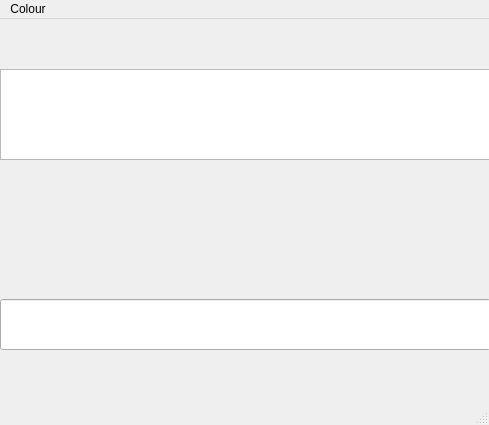
Qt form CalculatorGui/calculatormainwindow.ui (Woliance/Calculator) before a commit.
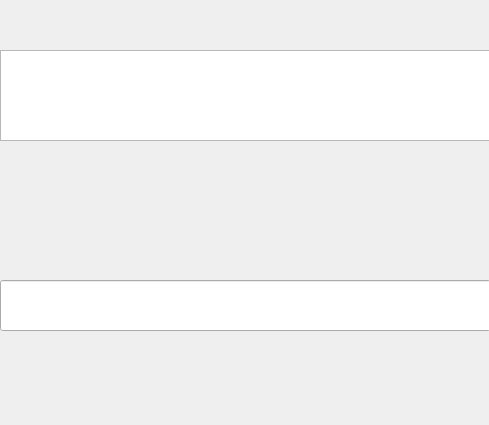
The same form after that commit.

```diff
--- a/CalculatorGui/calculatormainwindow.ui
+++ b/CalculatorGui/calculatormainwindow.ui
@@ -11,7 +11,19 @@
    </rect>
   </property>
   <property name="windowTitle">
-   <string>CalculatorMainWindow</string>
+   <string>Calculator</string>
+  </property>
+  <property name="windowOpacity">
+   <double>0.000000000000000</double>
+  </property>
+  <property name="documentMode">
+   <bool>false</bool>
+  </property>
+  <property name="dockNestingEnabled">
+   <bool>false</bool>
+  </property>
+  <property name="unifiedTitleAndToolBarOnMac">
+   <bool>false</bool>
   </property>
   <widget class="QWidget" name="centralwidget">
    <widget class="QTextBrowser" name="outputTextEdit">
@@ -35,23 +47,6 @@
     </property>
    </widget>
   </widget>
-  <widget class="QMenuBar" name="menubar">
-   <property name="geometry">
-    <rect>
-     <x>0</x>
-     <y>0</y>
-     <width>489</width>
-     <height>21</height>
-    </rect>
-   </property>
-   <widget class="QMenu" name="menuColour">
-    <property name="title">
-     <string>Colour</string>
-    </property>
-   </widget>
-   <addaction name="menuColour"/>
-  </widget>
-  <widget class="QStatusBar" name="statusbar"/>
  </widget>
  <resources/>
  <connections/>
```
